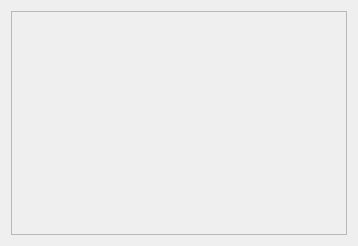
Qt form frontend/3letterfaults.ui (slaclab/cavityDisplay) before a commit.
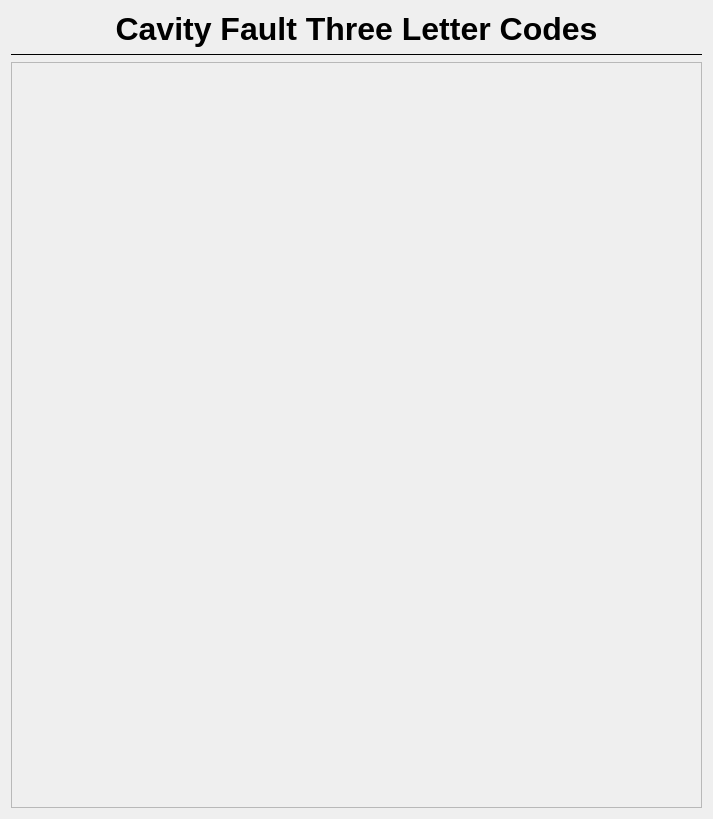
The same form after that commit.

Commit message: updated layout of TLC display

```diff
--- a/frontend/3letterfaults.ui
+++ b/frontend/3letterfaults.ui
@@ -6,8 +6,8 @@
    <rect>
     <x>0</x>
     <y>0</y>
-    <width>358</width>
-    <height>246</height>
+    <width>713</width>
+    <height>819</height>
    </rect>
   </property>
   <property name="windowTitle">
@@ -17,6 +17,33 @@
    <string notr="true"/>
   </property>
   <layout class="QVBoxLayout" name="verticalLayout_2">
+   <item>
+    <widget class="QLabel" name="label">
+     <property name="font">
+      <font>
+       <pointsize>24</pointsize>
+       <weight>75</weight>
+       <bold>true</bold>
+      </font>
+     </property>
+     <property name="text">
+      <string>Cavity Fault Three Letter Codes</string>
+     </property>
+     <property name="alignment">
+      <set>Qt::AlignCenter</set>
+     </property>
+    </widget>
+   </item>
+   <item>
+    <widget class="Line" name="line">
+     <property name="frameShadow">
+      <enum>QFrame::Plain</enum>
+     </property>
+     <property name="orientation">
+      <enum>Qt::Horizontal</enum>
+     </property>
+    </widget>
+   </item>
    <item>
     <widget class="QScrollArea" name="scrollArea">
      <property name="widgetResizable">
@@ -27,8 +54,8 @@
        <rect>
         <x>0</x>
         <y>0</y>
-        <width>332</width>
-        <height>220</height>
+        <width>687</width>
+        <height>739</height>
        </rect>
       </property>
       <layout class="QVBoxLayout" name="verticalLayout">
```
The commit also changes 1 other file.
